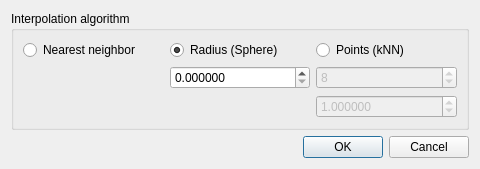
Before: the Qt Designer form qCC/ui_templates/interpolationDlg.ui in CloudCompare/CloudCompare, drawn with Qt 5.
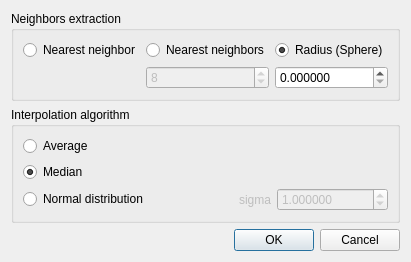
After: the same form once the commit is applied.

Commit message: SF interpolation tool - bug fix (all neighbors in the octree cell were used instead of the k nearest neighbors in knn mode) - extended dialog with full control - new interpolation options: average, median and weighted average

```diff
--- a/qCC/ui_templates/interpolationDlg.ui
+++ b/qCC/ui_templates/interpolationDlg.ui
@@ -6,8 +6,8 @@
    <rect>
     <x>0</x>
     <y>0</y>
-    <width>480</width>
-    <height>160</height>
+    <width>400</width>
+    <height>260</height>
    </rect>
   </property>
   <property name="windowTitle">
@@ -17,13 +17,13 @@
    <item>
     <widget class="QGroupBox" name="groupBox">
      <property name="title">
-      <string>Interpolation algorithm</string>
+      <string>Neighbors extraction</string>
      </property>
      <layout class="QGridLayout" name="gridLayout">
-      <item row="2" column="3">
-       <widget class="QDoubleSpinBox" name="kernelDoubleSpinBox">
-        <property name="enabled">
-         <bool>false</bool>
+      <item row="1" column="2">
+       <widget class="QDoubleSpinBox" name="radiusDoubleSpinBox">
+        <property name="toolTip">
+         <string>Radius of the sphere inside which neighbors will be extracted</string>
         </property>
         <property name="decimals">
          <number>6</number>
@@ -31,8 +31,18 @@
         <property name="maximum">
          <double>1000000000.000000000000000</double>
         </property>
-        <property name="value">
-         <double>1.000000000000000</double>
+       </widget>
+      </item>
+      <item row="0" column="2">
+       <widget class="QRadioButton" name="radiusRadioButton">
+        <property name="toolTip">
+         <string>Extracts the neighbors inside a sphere</string>
+        </property>
+        <property name="text">
+         <string>Radius (Sphere)</string>
+        </property>
+        <property name="checked">
+         <bool>true</bool>
         </property>
        </widget>
       </item>
@@ -46,7 +56,18 @@
         </property>
        </widget>
       </item>
-      <item row="1" column="3">
+      <item row="0" column="1">
+       <widget class="QRadioButton" name="knnRadioButton">
+        <property name="toolTip">
+         <string>Use the 'k' nearest neighbors
+(faster than 'radius' based search, but more approximate)</string>
+        </property>
+        <property name="text">
+         <string>Nearest neighbors</string>
+        </property>
+       </widget>
+      </item>
+      <item row="1" column="1">
        <widget class="QSpinBox" name="knnSpinBox">
         <property name="enabled">
          <bool>false</bool>
@@ -62,40 +83,104 @@
         </property>
        </widget>
       </item>
-      <item row="0" column="3">
-       <widget class="QRadioButton" name="knnRadioButton">
+     </layout>
+    </widget>
+   </item>
+   <item>
+    <widget class="QGroupBox" name="algoGroupBox">
+     <property name="title">
+      <string>Interpolation algorithm</string>
+     </property>
+     <layout class="QGridLayout" name="gridLayout_2">
+      <item row="1" column="0">
+       <widget class="QRadioButton" name="medianRadioButton">
         <property name="toolTip">
          <string>interpolates with the 'k' nearest neighbors
 (a Normal distribution kernel must also be provided)</string>
         </property>
         <property name="text">
-         <string>Points (kNN)</string>
-        </property>
-       </widget>
-      </item>
-      <item row="1" column="2">
-       <widget class="QDoubleSpinBox" name="radiusDoubleSpinBox">
-        <property name="decimals">
-         <number>6</number>
-        </property>
-        <property name="maximum">
-         <double>1000000000.000000000000000</double>
-        </property>
-       </widget>
-      </item>
-      <item row="0" column="2">
-       <widget class="QRadioButton" name="radiusRadioButton">
-        <property name="toolTip">
-         <string>Interpolates inside a sphere</string>
-        </property>
-        <property name="text">
-         <string>Radius (Sphere)</string>
+         <string>Median</string>
         </property>
         <property name="checked">
          <bool>true</bool>
         </property>
        </widget>
       </item>
+      <item row="0" column="0">
+       <widget class="QRadioButton" name="averageRadioButton">
+        <property name="toolTip">
+         <string>Keep the average of the neighbors SF values</string>
+        </property>
+        <property name="text">
+         <string>Average</string>
+        </property>
+       </widget>
+      </item>
+      <item row="2" column="0">
+       <widget class="QRadioButton" name="normalDistribRadioButton">
+        <property name="toolTip">
+         <string>Compute a weighted average of the neighbors SF values
+(the weights will follow a Normal distribution)</string>
+        </property>
+        <property name="text">
+         <string>Normal distribution</string>
+        </property>
+       </widget>
+      </item>
+      <item row="2" column="1">
+       <widget class="QFrame" name="kernelFrame">
+        <property name="enabled">
+         <bool>false</bool>
+        </property>
+        <property name="sizePolicy">
+         <sizepolicy hsizetype="Preferred" vsizetype="Maximum">
+          <horstretch>0</horstretch>
+          <verstretch>0</verstretch>
+         </sizepolicy>
+        </property>
+        <layout class="QHBoxLayout" name="horizontalLayout">
+         <property name="margin">
+          <number>0</number>
+         </property>
+         <item>
+          <spacer name="horizontalSpacer">
+           <property name="orientation">
+            <enum>Qt::Horizontal</enum>
+           </property>
+           <property name="sizeHint" stdset="0">
+            <size>
+             <width>81</width>
+             <height>20</height>
+            </size>
+           </property>
+          </spacer>
+         </item>
+         <item>
+          <widget class="QLabel" name="label">
+           <property name="text">
+            <string>sigma</string>
+           </property>
+          </widget>
+         </item>
+         <item>
+          <widget class="QDoubleSpinBox" name="kernelDoubleSpinBox">
+           <property name="toolTip">
+            <string>Kernel of the Normal distribution</string>
+           </property>
+           <property name="decimals">
+            <number>6</number>
+           </property>
+           <property name="maximum">
+            <double>1000000000.000000000000000</double>
+           </property>
+           <property name="value">
+            <double>1.000000000000000</double>
+           </property>
+          </widget>
+         </item>
+        </layout>
+       </widget>
+      </item>
      </layout>
     </widget>
    </item>
```
Left out of the diff: 32 changed lines with no effect on the pictures. The commit also changes 6 other files.
